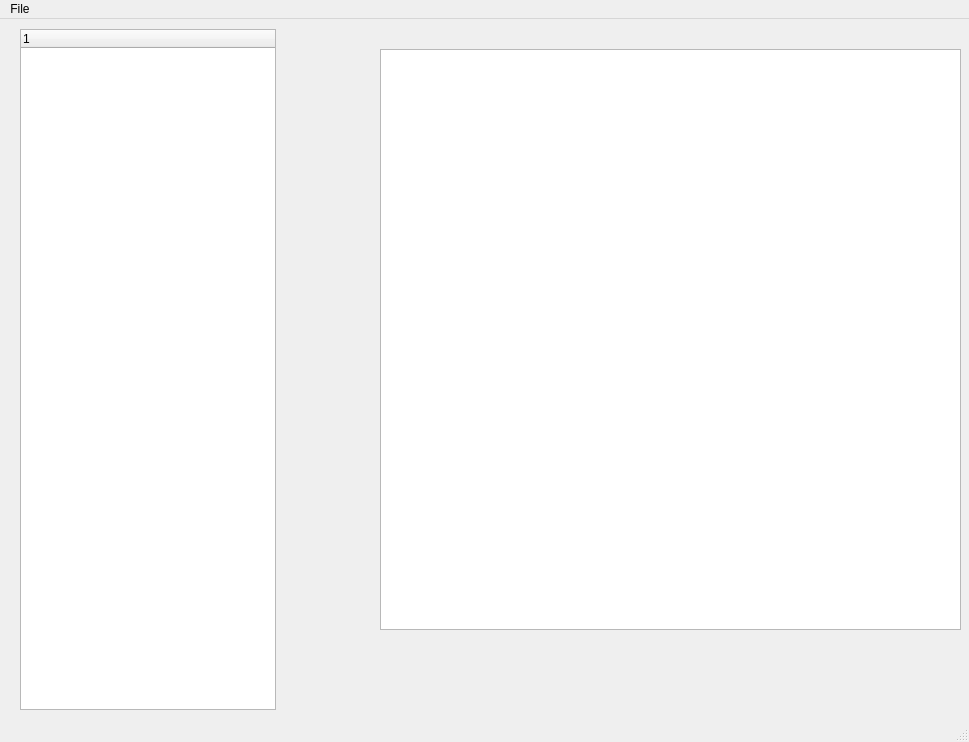
Qt form ui/frmMain.ui (longlh123/MDDGUIPython) before a commit.
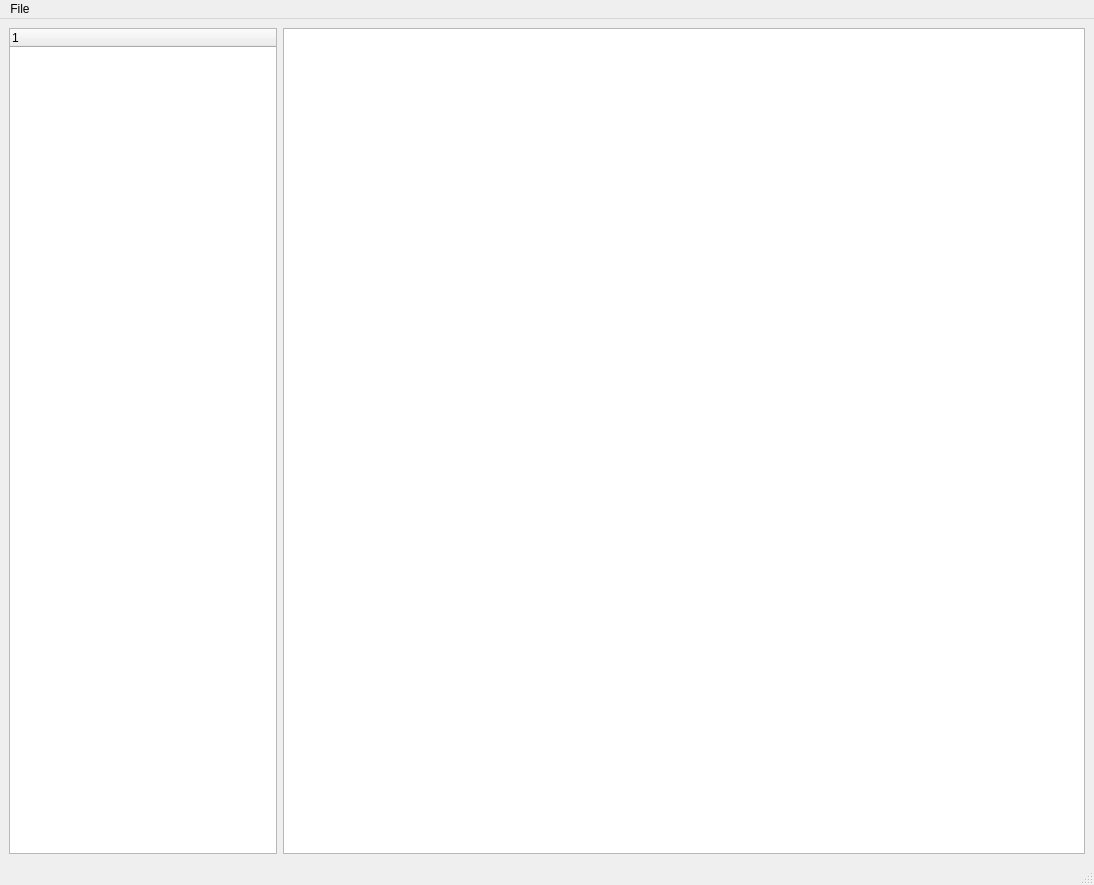
The same form after that commit.

Commit message: Enable to drag and drop from QTreeWidget to QTableWidget

```diff
--- a/ui/frmMain.ui
+++ b/ui/frmMain.ui
@@ -6,12 +6,12 @@
    <rect>
     <x>0</x>
     <y>0</y>
-    <width>969</width>
-    <height>742</height>
+    <width>1094</width>
+    <height>885</height>
    </rect>
   </property>
   <property name="sizePolicy">
-   <sizepolicy hsizetype="Preferred" vsizetype="Preferred">
+   <sizepolicy hsizetype="Fixed" vsizetype="Expanding">
     <horstretch>0</horstretch>
     <verstretch>0</verstretch>
    </sizepolicy>
@@ -20,24 +20,20 @@
    <string>DP</string>
   </property>
   <widget class="QWidget" name="centralwidget">
-   <widget class="QTableWidget" name="tbl_bvc_questions">
-    <property name="geometry">
-     <rect>
-      <x>380</x>
-      <y>30</y>
-      <width>581</width>
-      <height>581</height>
-     </rect>
-    </property>
-   </widget>
+   <property name="sizePolicy">
+    <sizepolicy hsizetype="Preferred" vsizetype="Preferred">
+     <horstretch>1</horstretch>
+     <verstretch>0</verstretch>
+    </sizepolicy>
+   </property>
+   <layout class="QHBoxLayout" name="horizontalLayout">
+    <item>
    <widget class="QTreeWidget" name="tree_questions">
-    <property name="geometry">
-     <rect>
-      <x>20</x>
-      <y>10</y>
-      <width>256</width>
-      <height>681</height>
-     </rect>
+      <property name="sizePolicy">
+       <sizepolicy hsizetype="Expanding" vsizetype="Expanding">
+        <horstretch>1</horstretch>
+        <verstretch>0</verstretch>
+       </sizepolicy>
     </property>
     <column>
      <property name="text">
@@ -45,13 +41,25 @@
      </property>
     </column>
    </widget>
+    </item>
+    <item>
+     <widget class="QTableWidget" name="tbl_bvc_questions">
+      <property name="sizePolicy">
+       <sizepolicy hsizetype="Expanding" vsizetype="Expanding">
+        <horstretch>3</horstretch>
+        <verstretch>0</verstretch>
+       </sizepolicy>
+      </property>
+     </widget>
+    </item>
+   </layout>
   </widget>
   <widget class="QMenuBar" name="menubar">
    <property name="geometry">
     <rect>
      <x>0</x>
      <y>0</y>
-     <width>969</width>
+     <width>1094</width>
      <height>21</height>
     </rect>
    </property>
```
Lines whose indentation alone changed are shown as unchanged. The commit also changes 4 other files.
